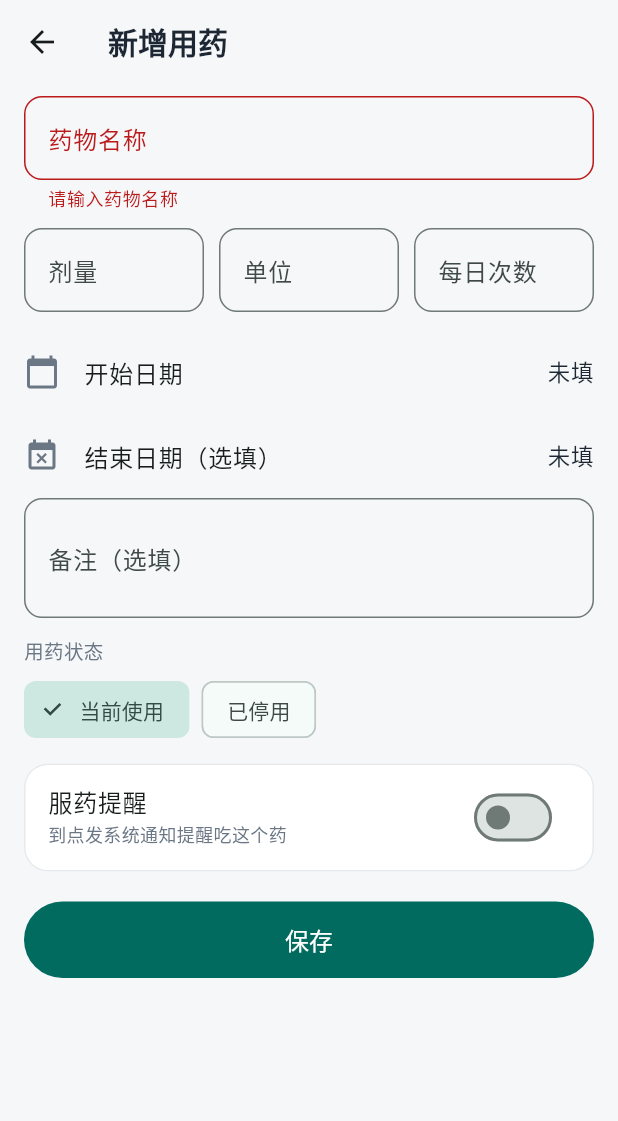
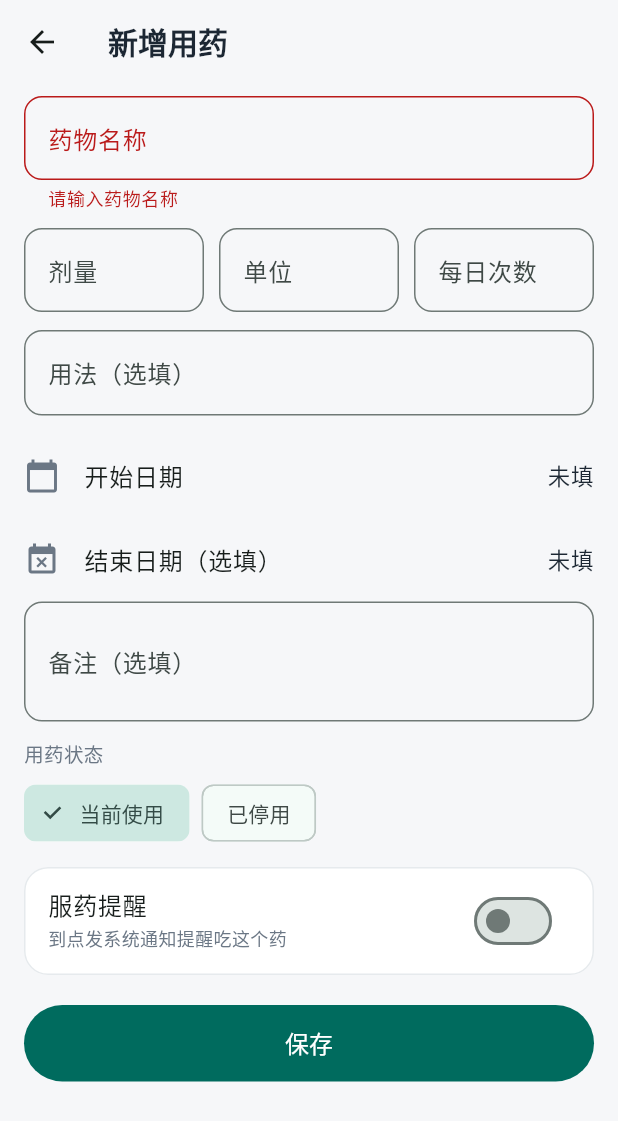
Before and after one commit to weixu731618-netizen/health-archive, a Flutter app: the _MedicationEditPage screen opened directly, after a tap on "保存", on a phone screen of 412 x 824 dp. Shown: the top 1121 px of the screen. Run offline on Flutter 3.47's test engine with Material 3 defaults, Android fonts, the phone set to English and light mode, and no system bars; our stand-ins replace drift, drift_flutter, file_picker, fl_chart, flutter_local_notifications, flutter_secure_storage and 5 more; missing offline and left inert: pdfx; accounts and stored records are empty; generated files the repository leaves out were written again.

Commit message:
schema 10：用药「用法」字段 + 指标通用来源标识（source_id）
- medications 增加 usage（用法：口服 / 外用 / 饭前 / 饭后…），用药编辑页加输入框，
  列表副标题一并显示
- health_metrics 增加 source_id（可空，通用来源标识；给未来 Apple Health / 设备导入
  去重与回溯用），insertMetric 增加透传参数
- schemaVersion 9→10，迁移只加两个可空列，不动已有行（migration_test 覆盖 5→10 链路，
  验证旧数据不丢 + 新列可写）
- 备份导出 / 快照导入一并带上两个新字段
- 重新生成 app_database.g.dart
- 版本号 1.3.0+6 → 1.3.1+7

flutter analyze 无警告；flutter test 78 项全通过。
注：本轮 flutter install 会先卸载旧版，手机上原有测试数据被清掉；9→10 迁移由单测覆盖，
未在真机旧数据上再验证一次。

Co-Authored-By: Claude Sonnet 5 <noreply@anthropic.com>

```diff
--- a/lib/data/health_repository.dart
+++ b/lib/data/health_repository.dart
@@ -229,6 +229,7 @@ class HealthRepository {
     required String bodySystem,
     required DateTime measuredAt,
     String sourceType = 'manual',
+    String? sourceId, // 3-1：通用来源标识（HealthKit 样本 id / 设备 id 等），可空
     String? notes,
     int? reportId, // V0.4A：所属报告 id，手工录入为 null
     String? rawName, // V0.4D：原报告指标名
@@ -259,6 +260,7 @@ class HealthRepository {
             bodySystem: bodySystem,
             measuredAt: measuredAt,
             sourceType: Value(sourceType),
+            sourceId: Value(sourceId),
             notes: Value(notes),
             reportId: Value(reportId),
             rawName: Value(rawName),
@@ -535,6 +537,7 @@ class HealthRepository {
     required String name,
     String? dosage,
     String? dosageUnit,
+    String? usage,
     String? timesPerDay,
     DateTime? startDate,
     DateTime? endDate,
@@ -547,6 +550,7 @@ class HealthRepository {
       name: name,
       dosage: Value(dosage),
       dosageUnit: Value(dosageUnit),
+      usage: Value(usage),
       timesPerDay: Value(timesPerDay),
       startDate: Value(startDate),
       endDate: Value(endDate),
@@ -969,6 +973,7 @@ class HealthRepository {
             'bodySystem': m.bodySystem,
             'measuredAt': iso(m.measuredAt),
             'sourceType': m.sourceType,
+            'sourceId': m.sourceId,
             'notes': m.notes,
             'reportId': m.reportId,
             'verificationStatus': m.verificationStatus,
@@ -1025,6 +1030,7 @@ class HealthRepository {
             'name': m.name,
             'dosage': m.dosage,
             'dosageUnit': m.dosageUnit,
+            'usage': m.usage,
             'timesPerDay': m.timesPerDay,
             'startDate': iso(m.startDate),
             'endDate': iso(m.endDate),
--- a/lib/models/app_metadata.dart
+++ b/lib/models/app_metadata.dart
@@ -1,7 +1,7 @@
 class AppMetadata {
   const AppMetadata._();
 
-  static const String versionName = '1.3.0';
-  static const int versionCode = 6;
-  static const String buildLabel = '今日一则 + 通知/提醒分离 + 用药进记录 + 指标来源体系';
+  static const String versionName = '1.3.1';
+  static const int versionCode = 7;
+  static const String buildLabel = '用药「用法」字段 + 指标通用来源标识（schema 10）';
 }
--- a/lib/pages/medication_page.dart
+++ b/lib/pages/medication_page.dart
@@ -99,6 +99,7 @@ class _MedicationPageState extends State<MedicationPage> {
                         '${m.dosage}${m.dosageUnit ?? ''}'
                       else if (m.dosageUnit != null)
                         m.dosageUnit!,
+                      if ((m.usage ?? '').isNotEmpty) m.usage!,
                       if (m.timesPerDay != null) '每日 ${m.timesPerDay ?? ''} 次',
                       if (m.startDate != null) '起 ${formatDate(m.startDate!)}',
                       if (m.endDate != null) '止 ${formatDate(m.endDate!)}',
@@ -142,6 +143,7 @@ class _MedicationEditPageState extends State<_MedicationEditPage> {
   late final TextEditingController _nameCtrl;
   late final TextEditingController _dosageCtrl;
   late final TextEditingController _unitCtrl;
+  late final TextEditingController _usageCtrl;
   late final TextEditingController _timesCtrl;
   late final TextEditingController _notesCtrl;
   late String _status = '当前使用';
@@ -163,6 +165,7 @@ class _MedicationEditPageState extends State<_MedicationEditPage> {
     _nameCtrl = TextEditingController(text: m?.name ?? '');
     _dosageCtrl = TextEditingController(text: m?.dosage ?? '');
     _unitCtrl = TextEditingController(text: m?.dosageUnit ?? '');
+    _usageCtrl = TextEditingController(text: m?.usage ?? '');
     _timesCtrl = TextEditingController(text: m?.timesPerDay ?? '');
     _notesCtrl = TextEditingController(text: m?.notes ?? '');
     _status = m?.status ?? '当前使用';
@@ -217,6 +220,7 @@ class _MedicationEditPageState extends State<_MedicationEditPage> {
       _nameCtrl,
       _dosageCtrl,
       _unitCtrl,
+      _usageCtrl,
       _timesCtrl,
       _notesCtrl
     ]) {
@@ -239,6 +243,8 @@ class _MedicationEditPageState extends State<_MedicationEditPage> {
             _dosageCtrl.text.trim().isEmpty ? null : _dosageCtrl.text.trim()),
         dosageUnit: drift.Value(
             _unitCtrl.text.trim().isEmpty ? null : _unitCtrl.text.trim()),
+        usage: drift.Value(
+            _usageCtrl.text.trim().isEmpty ? null : _usageCtrl.text.trim()),
         timesPerDay: drift.Value(
             _timesCtrl.text.trim().isEmpty ? null : _timesCtrl.text.trim()),
         startDate: drift.Value(_start),
@@ -255,6 +261,7 @@ class _MedicationEditPageState extends State<_MedicationEditPage> {
             _dosageCtrl.text.trim().isEmpty ? null : _dosageCtrl.text.trim(),
         dosageUnit:
             _unitCtrl.text.trim().isEmpty ? null : _unitCtrl.text.trim(),
+        usage: _usageCtrl.text.trim().isEmpty ? null : _usageCtrl.text.trim(),
         timesPerDay:
             _timesCtrl.text.trim().isEmpty ? null : _timesCtrl.text.trim(),
         startDate: _start,
@@ -322,6 +329,13 @@ class _MedicationEditPageState extends State<_MedicationEditPage> {
                     child: TextFormField(
                         controller: _timesCtrl, decoration: _input('每日次数'))),
               ],
+            ),
+            const SizedBox(height: 12),
+            TextFormField(
+              controller: _usageCtrl,
+              decoration: _input('用法（选填）').copyWith(
+                hintText: '口服 / 外用 / 饭前 / 饭后 / 含服…',
+              ),
             ),
             const SizedBox(height: 12),
             ListTile(
--- a/lib/services/snapshot_importer.dart
+++ b/lib/services/snapshot_importer.dart
@@ -143,6 +143,7 @@ class SnapshotImporter {
           bodySystem: (item['bodySystem'] ?? '其他').toString(),
           measuredAt: DateTime.tryParse('${item['measuredAt']}') ?? DateTime.now(),
           sourceType: (item['sourceType'] ?? 'manual').toString(),
+          sourceId: item['sourceId']?.toString(),
           notes: item['notes']?.toString(),
           rawName: item['rawName']?.toString(),
           matchType: (item['matchType'] ?? 'manual').toString(),
@@ -204,6 +205,7 @@ class SnapshotImporter {
           name: (item['name'] ?? '').toString(),
           dosage: item['dosage']?.toString(),
           dosageUnit: item['dosageUnit']?.toString(),
+          usage: item['usage']?.toString(),
           timesPerDay: item['timesPerDay']?.toString(),
           startDate: DateTime.tryParse('${item['startDate']}'),
           endDate: DateTime.tryParse('${item['endDate']}'),
--- a/pubspec.yaml
+++ b/pubspec.yaml
@@ -1,7 +1,7 @@
 name: health_archive
 description: 健康档案 - 个人健康管理 App（MVP）
 publish_to: 'none'
-version: 1.3.0+6
+version: 1.3.1+7
 
 environment:
   sdk: '>=3.6.0 <4.0.0'
```
Also changed, not shown: lib/data/app_database.dart (+12 -3 lines), lib/data/app_database.g.dart, 3 other files.
